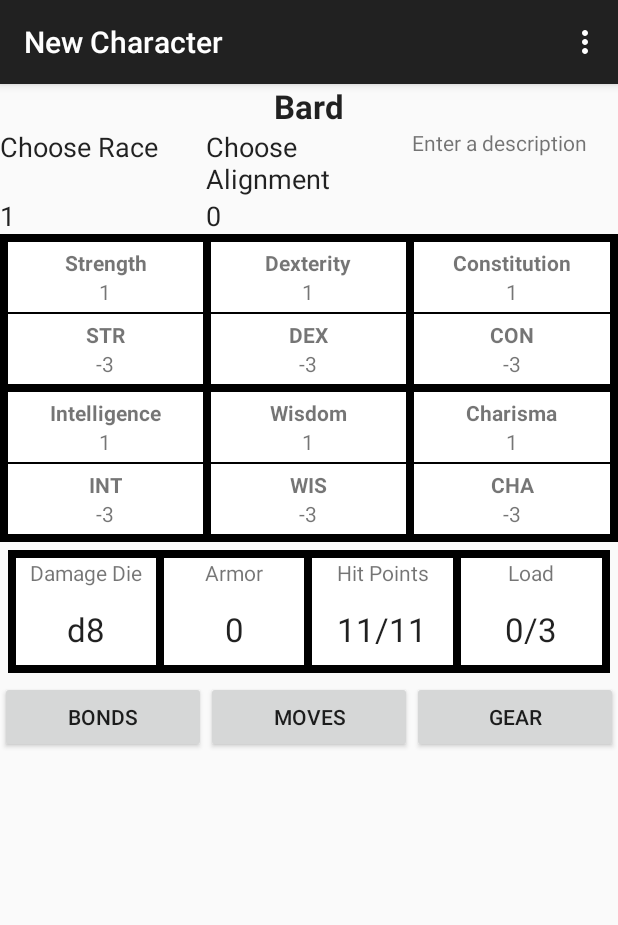
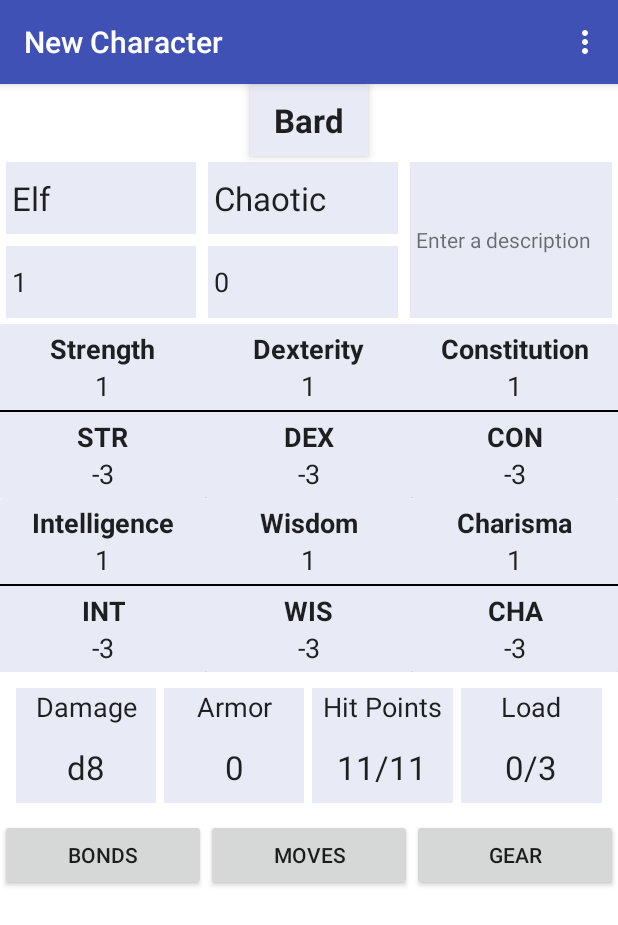
Before and after one commit to aniketschneider/dw-charsheet, an Android app: the screen it shows after launch (MainActivity), on a phone screen of 412 x 824 dp. Shown: the top 925 px of the screen. Run offline under Robolectric (Android 15) with nearby library versions, the phone set to English and light mode, and no system bars.

Commit message:
Look and feel experiment using some material design elements

```diff
--- a/app/src/main/AndroidManifest.xml
+++ b/app/src/main/AndroidManifest.xml
@@ -6,7 +6,7 @@
 
   <uses-sdk
       android:minSdkVersion="11"
-      android:targetSdkVersion="19" />
+      android:targetSdkVersion="21" />
 
   <application
       android:allowBackup="true"
--- a/app/src/main/java/personal/aschneider/charsheet/MainActivity.java
+++ b/app/src/main/java/personal/aschneider/charsheet/MainActivity.java
@@ -16,6 +16,8 @@ public class MainActivity extends ActionBarActivity {
     if (savedInstanceState == null) {
       // TODO: unstub
       Character sampleChar = Playpen.getInstance().newCharacter(this, CharacterClass.BARD);
+      sampleChar.setAlignmentId(R.string.alignment_chaotic);
+      sampleChar.setRaceId(R.string.race_elf);
       getSupportFragmentManager().beginTransaction()
           .add(R.id.container, CharacterSheetFragment.newInstance(sampleChar.getId()))
           .commit();
--- a/app/src/main/res/layout/fragment_character_sheet.xml
+++ b/app/src/main/res/layout/fragment_character_sheet.xml
@@ -1,24 +1,39 @@
 <?xml version="1.0" encoding="utf-8"?>
 <LinearLayout xmlns:android="http://schemas.android.com/apk/res/android"
-    xmlns:my="http://schemas.android.com/apk/res-auto"
+              xmlns:app="http://schemas.android.com/apk/res-auto"
               android:layout_width="match_parent"
               android:layout_height="match_parent"
-    android:orientation="vertical">
+              android:orientation="vertical"
+              android:background="#FFFFFF"
+              android:baselineAligned="true">
+
+  <android.support.v7.widget.CardView
+      android:layout_width="wrap_content"
+      android:layout_height="wrap_content"
+      android:layout_gravity="center_horizontal"
+      app:cardElevation="4dp">
 
     <TextView
         android:id="@+id/class_view"
         android:layout_width="wrap_content"
-      android:layout_height="wrap_content"
-      android:textAppearance="?android:attr/textAppearanceLarge"
+        android:layout_height="48dp"
+        android:textAppearance="@android:style/TextAppearance.Large"
         android:text="@string/sample_class"
         android:layout_gravity="center_horizontal"
         android:textStyle="bold"
+        android:gravity="center_vertical"
+        android:background="@color/primaryLight"
+        android:paddingLeft="16dp"
+        android:paddingRight="16dp"
         />
+  </android.support.v7.widget.CardView>
 
   <LinearLayout
       android:layout_width="match_parent"
       android:layout_height="wrap_content"
-      android:orientation="horizontal">
+      android:orientation="horizontal"
+      android:gravity="center_vertical"
+      >
 
     <LinearLayout
         android:layout_width="0dp"
@@ -34,17 +49,25 @@
         <TextView
             android:id="@+id/race_view"
             android:layout_width="0dp"
-            android:layout_height="match_parent"
+            android:layout_height="48dp"
             android:layout_weight="1"
             android:text="@string/sample_race"
-            android:textAppearance="@android:style/TextAppearance.Medium" />
+            android:textAppearance="@android:style/TextAppearance.Large"
+            android:gravity="center_vertical"
+            android:padding="4dp"
+            android:background="@color/primaryLight"
+            android:layout_margin="4dp"/>
         <TextView
             android:id="@+id/alignment_view"
             android:layout_width="0dp"
-            android:layout_height="match_parent"
+            android:layout_height="48dp"
             android:layout_weight="1"
             android:text="@string/sample_alignment"
-            android:textAppearance="@android:style/TextAppearance.Medium" />
+            android:textAppearance="@android:style/TextAppearance.Large"
+            android:gravity="center_vertical"
+            android:padding="4dp"
+            android:background="@color/primaryLight"
+            android:layout_margin="4dp"/>
 
       </LinearLayout>
 
@@ -56,17 +79,25 @@
         <TextView
             android:id="@+id/level_view"
             android:layout_width="0dp"
-            android:layout_height="match_parent"
+            android:layout_height="48dp"
             android:layout_weight="1"
             android:text="@string/sample_level"
-            android:textAppearance="@android:style/TextAppearance.Medium" />
+            android:textAppearance="@android:style/TextAppearance.Medium"
+            android:gravity="center_vertical"
+            android:padding="4dp"
+            android:background="@color/primaryLight"
+            android:layout_margin="4dp"/>
         <TextView
             android:id="@+id/experience_view"
             android:layout_width="0dp"
-            android:layout_height="match_parent"
+            android:layout_height="48dp"
             android:layout_weight="1"
             android:text="@string/sample_experience"
-            android:textAppearance="@android:style/TextAppearance.Medium" />
+            android:textAppearance="@android:style/TextAppearance.Medium"
+            android:gravity="center_vertical"
+            android:padding="4dp"
+            android:background="@color/primaryLight"
+            android:layout_margin="4dp"/>
 
       </LinearLayout>
 
@@ -75,9 +106,13 @@
     <TextView
         android:id="@+id/description_view"
         android:layout_width="0dp"
-        android:layout_height="wrap_content"
+        android:layout_height="match_parent"
         android:layout_weight="1"
-        android:text="@string/sample_description" />
+        android:text="@string/sample_description"
+        android:gravity="center_vertical"
+        android:background="@color/primaryLight"
+        android:padding="4dp"
+        android:layout_margin="4dp"/>
 
   </LinearLayout>
 
@@ -91,84 +126,104 @@
         android:orientation="horizontal"
         android:layout_width="match_parent"
         android:layout_height="wrap_content"
-        android:background="#ff000000">
+        >
 
+      <android.support.v7.widget.CardView
+          android:layout_width="0dp"
+          android:layout_height="wrap_content"
+          android:layout_weight="1"
+          app:cardElevation="4dp">
         <view
-          my:score="16"
-          my:statName="@string/ability_strength"
-          android:layout_width="0dp"
+            app:score="16"
+            app:statName="@string/ability_strength"
+            android:layout_width="match_parent"
             android:layout_height="wrap_content"
             class="personal.aschneider.charsheet.AbilityScoreView"
             android:id="@+id/strWidget"
+            android:background="@color/primaryLight"/>
+      </android.support.v7.widget.CardView>
+
+      <android.support.v7.widget.CardView
+          android:layout_width="0dp"
+          android:layout_height="wrap_content"
           android:layout_weight="1"
-          android:background="#ffffffff"
-          android:layout_marginLeft="5dp"
-          android:layout_marginTop="5dp"
-          android:layout_marginBottom="5dp"/>
+          app:cardElevation="4dp">
         <view
-          my:score="15"
-          my:statName="@string/ability_dexterity"
-          android:layout_width="0dp"
+            app:score="15"
+            app:statName="@string/ability_dexterity"
+            android:layout_width="match_parent"
             android:layout_height="wrap_content"
             class="personal.aschneider.charsheet.AbilityScoreView"
             android:id="@+id/dexWidget"
+            android:background="@color/primaryLight" />
+      </android.support.v7.widget.CardView>
+
+      <android.support.v7.widget.CardView
+          android:layout_width="0dp"
+          android:layout_height="wrap_content"
           android:layout_weight="1"
-          android:background="#ffffffff"
-          android:layout_margin="5dp" />
+          app:cardElevation="4dp">
         <view
-          my:score="13"
-          my:statName="@string/ability_constitution"
-          android:layout_width="0dp"
+            app:score="13"
+            app:statName="@string/ability_constitution"
+            android:layout_width="match_parent"
             android:layout_height="wrap_content"
             class="personal.aschneider.charsheet.AbilityScoreView"
             android:id="@+id/conWidget"
-          android:layout_weight="1"
-          android:background="#ffffffff"
-          android:layout_marginRight="5dp"
-          android:layout_marginTop="5dp"
-          android:layout_marginBottom="5dp" />
+            android:background="@color/primaryLight" />
+      </android.support.v7.widget.CardView>
     </LinearLayout>
 
     <LinearLayout
         android:orientation="horizontal"
         android:layout_width="match_parent"
         android:layout_height="wrap_content"
-        android:background="#ff000000">
+        >
 
+      <android.support.v7.widget.CardView
+          android:layout_width="0dp"
+          android:layout_height="wrap_content"
+          android:layout_weight="1"
+          app:cardElevation="4dp">
         <view
-          my:score="12"
-          my:statName="@string/ability_intelligence"
-          android:layout_width="0dp"
+            app:score="12"
+            app:statName="@string/ability_intelligence"
+            android:layout_width="match_parent"
             android:layout_height="wrap_content"
             class="personal.aschneider.charsheet.AbilityScoreView"
             android:id="@+id/intWidget"
+            android:background="@color/primaryLight" />
+      </android.support.v7.widget.CardView>
+
+      <android.support.v7.widget.CardView
+          android:layout_width="0dp"
+          android:layout_height="wrap_content"
           android:layout_weight="1"
-          android:background="#ffffffff"
-          android:layout_marginLeft="5dp"
-          android:layout_marginRight="5dp"
-          android:layout_marginBottom="5dp" />
+          app:cardElevation="4dp">
         <view
-          my:score="9"
-          my:statName="@string/ability_wisdom"
-          android:layout_width="0dp"
+            app:score="9"
+            app:statName="@string/ability_wisdom"
+            android:layout_width="match_parent"
             android:layout_height="wrap_content"
             class="personal.aschneider.charsheet.AbilityScoreView"
             android:id="@+id/wisWidget"
+            android:background="@color/primaryLight" />
+      </android.support.v7.widget.CardView>
+
+      <android.support.v7.widget.CardView
+          android:layout_width="0dp"
+          android:layout_height="wrap_content"
           android:layout_weight="1"
-          android:background="#ffffffff"
-          android:layout_marginBottom="5dp" />
+          app:cardElevation="4dp">
         <view
-          my:score="8"
-          my:statName="@string/ability_charisma"
-          android:layout_width="0dp"
+            app:score="8"
+            app:statName="@string/ability_charisma"
+            android:layout_width="match_parent"
             android:layout_height="wrap_content"
             class="personal.aschneider.charsheet.AbilityScoreView"
             android:id="@+id/chaWidget"
-          android:layout_weight="1"
-          android:background="#ffffffff"
-          android:layout_marginRight="5dp"
-          android:layout_marginLeft="5dp"
-          android:layout_marginBottom="5dp" />
+            android:background="@color/primaryLight" />
+      </android.support.v7.widget.CardView>
     </LinearLayout>
   </LinearLayout>
 
@@ -176,7 +231,6 @@
       android:layout_width="match_parent"
       android:layout_height="wrap_content"
       android:orientation="horizontal"
-      android:background="#ff000000"
       android:layout_margin="5dp">
 
     <LinearLayout
@@ -184,13 +238,13 @@
         android:layout_height="wrap_content"
         android:layout_weight="1"
         android:layout_margin="5dp"
-        android:background="#ffffffff"
+        android:background="@color/primaryLight"
         android:orientation="vertical">
       <TextView
           android:layout_width="match_parent"
           android:layout_height="wrap_content"
           android:text="@string/label_damage_die"
-          android:background="#ffffffff"
+          android:textAppearance="@android:style/TextAppearance.Medium"
           android:layout_marginBottom="4dp"
           android:gravity="center" />
       <TextView
@@ -200,13 +254,13 @@
           android:textAppearance="?android:attr/textAppearanceLarge"
           android:text="d12"
           android:gravity="center"
-          android:background="#ffffffff"/>
+          />
     </LinearLayout>
     <LinearLayout
         android:layout_width="0dp"
         android:layout_height="wrap_content"
         android:layout_weight="1"
-        android:background="#ffffffff"
+        android:background="@color/primaryLight"
         android:layout_marginTop="5dp"
         android:layout_marginRight="5dp"
         android:layout_marginBottom="5dp"
@@ -215,7 +269,7 @@
           android:layout_width="match_parent"
           android:layout_height="wrap_content"
           android:text="@string/label_armor"
-          android:background="#ffffffff"
+          android:textAppearance="@android:style/TextAppearance.Medium"
           android:layout_marginBottom="4dp"
           android:gravity="center" />
       <TextView
@@ -225,13 +279,13 @@
           android:textAppearance="?android:attr/textAppearanceLarge"
           android:text="2"
           android:gravity="center"
-          android:background="#ffffffff" />
+          />
     </LinearLayout>
     <LinearLayout
         android:layout_width="0dp"
         android:layout_height="wrap_content"
         android:layout_weight="1"
-        android:background="#ffffffff"
+        android:background="@color/primaryLight"
         android:layout_marginTop="5dp"
         android:layout_marginRight="5dp"
         android:layout_marginBottom="5dp"
@@ -240,7 +294,7 @@
           android:layout_width="match_parent"
           android:layout_height="wrap_content"
           android:text="@string/label_hit_points"
-          android:background="#ffffffff"
+          android:textAppearance="@android:style/TextAppearance.Medium"
           android:layout_marginBottom="4dp"
           android:gravity="center" />
       <TextView
@@ -250,13 +304,13 @@
           android:textAppearance="?android:attr/textAppearanceLarge"
           android:text="10/15"
           android:gravity="center"
-          android:background="#ffffffff" />
+          />
     </LinearLayout>
     <LinearLayout
         android:layout_width="0dp"
         android:layout_height="wrap_content"
         android:layout_weight="1"
-        android:background="#ffffffff"
+        android:background="@color/primaryLight"
         android:layout_marginTop="5dp"
         android:layout_marginRight="5dp"
         android:layout_marginBottom="5dp"
@@ -265,7 +319,7 @@
           android:layout_width="match_parent"
           android:layout_height="wrap_content"
           android:text="@string/label_load"
-          android:background="#ffffffff"
+          android:textAppearance="@android:style/TextAppearance.Medium"
           android:layout_marginBottom="4dp"
           android:gravity="center" />
       <TextView
@@ -275,7 +329,7 @@
           android:textAppearance="?android:attr/textAppearanceLarge"
           android:text="6/8"
           android:gravity="center"
-          android:background="#ffffffff" />
+          />
     </LinearLayout>
 
   </LinearLayout>
--- a/app/src/main/res/layout/widget_ability_score.xml
+++ b/app/src/main/res/layout/widget_ability_score.xml
@@ -5,15 +5,14 @@
     android:layout_height="wrap_content"
     android:orientation="vertical"
     android:layout_weight="1" >
-  <!--
-      android:background="@drawable/rectangle_border"
-      android:padding="5dp" -->
+
   <TextView
       android:id="@+id/abilityNameView"
       android:layout_width="wrap_content"
       android:layout_height="wrap_content"
       android:text="REPLACE"
       android:textStyle="bold"
+      android:textAppearance="@android:style/TextAppearance.Medium"
       android:layout_gravity="center_horizontal"
       android:gravity="center"
       android:layout_marginTop="4dp" />
@@ -23,6 +22,7 @@
       android:layout_width="wrap_content"
       android:layout_height="wrap_content"
       android:text="N"
+      android:textAppearance="@android:style/TextAppearance.Medium"
       android:layout_gravity="center_horizontal"
       android:gravity="center"
       android:layout_marginBottom="4dp" />
@@ -38,6 +38,7 @@
       android:layout_height="wrap_content"
       android:text="REPLACE"
       android:textStyle="bold"
+      android:textAppearance="@android:style/TextAppearance.Medium"
       android:layout_gravity="center_horizontal"
       android:gravity="center"
       android:layout_marginTop="4dp" />
@@ -47,6 +48,7 @@
       android:layout_width="wrap_content"
       android:layout_height="wrap_content"
       android:text="N"
+      android:textAppearance="@android:style/TextAppearance.Medium"
       android:layout_gravity="center_horizontal"
       android:gravity="center"
       android:layout_marginBottom="4dp" />
--- /dev/null
+++ b/app/src/main/res/values/colors.xml
@@ -0,0 +1,9 @@
+<?xml version="1.0" encoding="utf-8"?>
+<resources>
+  <color name="primaryLight">#E8EAF6</color>
+  <color name="primary">#3F51B5</color>
+  <color name="primaryDark">#303F9F</color>
+  <color name="primaryExtraDark">#1A237E</color>
+
+  <color name="accent">#FF6E40</color>
+</resources>
--- a/app/src/main/res/values/strings.xml
+++ b/app/src/main/res/values/strings.xml
@@ -4,7 +4,7 @@
   <string name="app_name">CharSheet</string>
   <string name="action_settings">Settings</string>
 
-  <string name="label_damage_die">Damage Die</string>
+  <string name="label_damage_die">Damage</string>
   <string name="label_armor">Armor</string>
   <string name="label_hit_points">Hit Points</string>
   <string name="label_load">Load</string>
--- a/app/src/main/res/values/styles.xml
+++ b/app/src/main/res/values/styles.xml
@@ -15,6 +15,9 @@
   <!-- Application theme. -->
   <style name="AppTheme" parent="AppBaseTheme">
     <!-- All customizations that are NOT specific to a particular API-level can go here. -->
+    <item name="colorPrimary">@color/primary</item>
+    <item name="colorPrimaryDark">@color/primaryDark</item>
+    <item name="colorAccent">@color/accent</item>
   </style>
 
 </resources>
```
Also changed, not shown: app/build.gradle (+5 -5 lines), 1 other file. Lines whose indentation alone changed are shown as unchanged.
